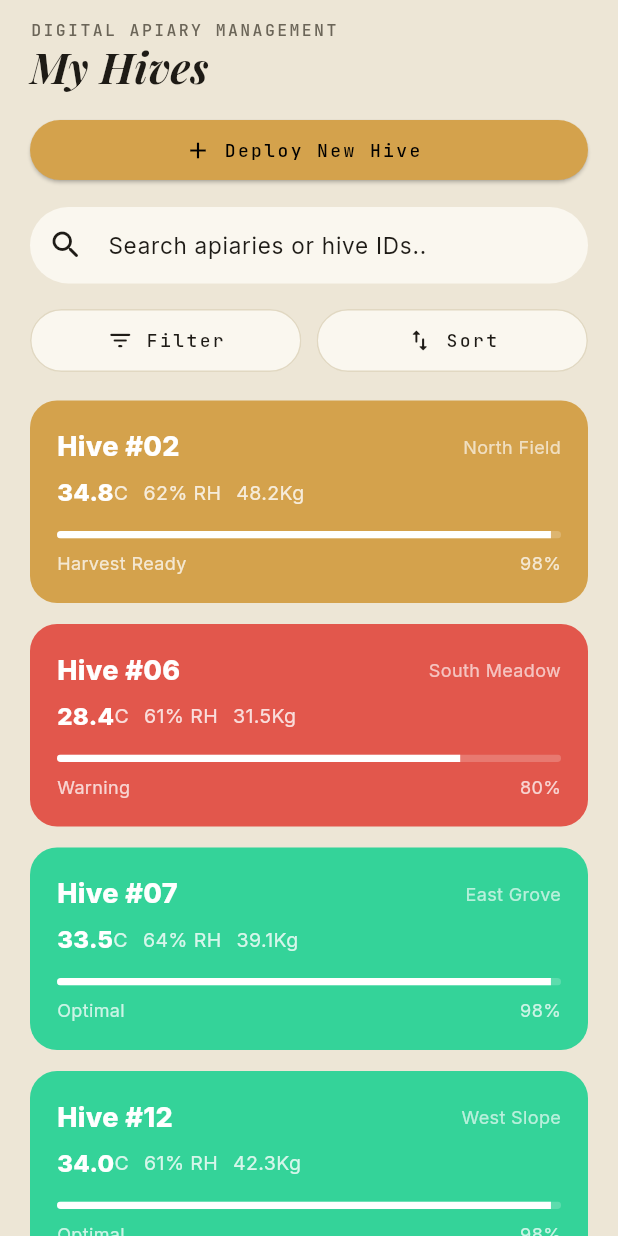
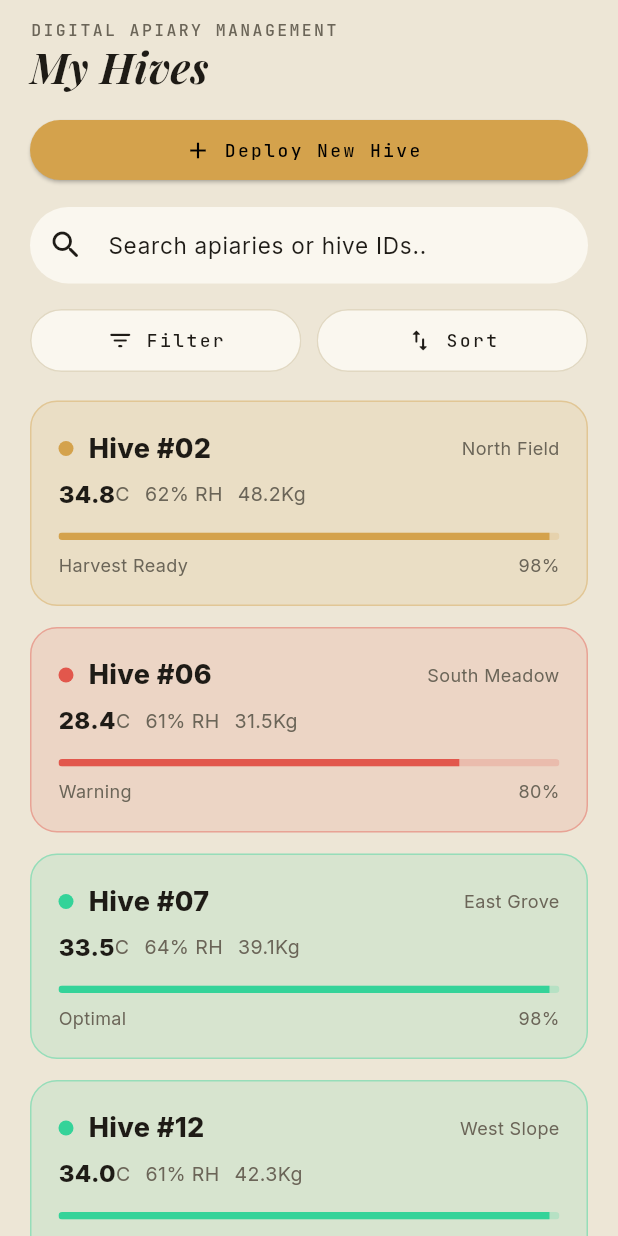
Before and after one commit to jome11/Yumm, a Flutter app: the _MyHivesBody screen opened directly, on a phone screen of 412 x 824 dp. Run offline on Flutter 3.47's test engine with Material 3 defaults, Android fonts, the phone set to English and light mode, and no system bars; our stand-ins replace equatable, fl_chart, flutter_bloc, flutter_map, google_fonts, latlong2 and 2 more; accounts and stored records are empty.

Commit message:
UI Fixes: Resolved icon colors, added status-based tinting to hive details, redesigned fleet cards, and fixed build errors

```diff
--- a/lib/views/widgets/hive_list_tile.dart
+++ b/lib/views/widgets/hive_list_tile.dart
@@ -11,7 +11,7 @@ class HiveListTile extends StatelessWidget {
   @override
   Widget build(BuildContext context) {
     final label = hiveStatusLabel(hive.status);
-    final bg = AppColors.statusColor(label);
+    final accent = AppColors.statusAccent(label);
 
     return InkWell(
       borderRadius: BorderRadius.circular(18),
@@ -19,28 +19,44 @@ class HiveListTile extends StatelessWidget {
       child: Container(
         margin: const EdgeInsets.only(bottom: 14),
         padding: const EdgeInsets.all(18),
-        decoration: BoxDecoration(color: bg, borderRadius: BorderRadius.circular(18)),
+        decoration: BoxDecoration(
+          color: accent.withOpacity(0.12),
+          borderRadius: BorderRadius.circular(18),
+          border: Border.all(color: accent.withOpacity(0.4)),
+        ),
         child: Column(
           crossAxisAlignment: CrossAxisAlignment.start,
           children: [
             Row(
-              mainAxisAlignment: MainAxisAlignment.spaceBetween,
               children: [
-                Text('Hive #${hive.id}',
-                    style: const TextStyle(color: Colors.white, fontSize: 18, fontWeight: FontWeight.w800)),
-                Text(hive.apiaryName, style: TextStyle(color: Colors.white.withOpacity(0.65), fontSize: 12)),
+                Container(
+                  width: 10,
+                  height: 10,
+                  decoration: BoxDecoration(color: accent, shape: BoxShape.circle),
+                ),
+                const SizedBox(width: 10),
+                Expanded(
+                  child: Row(
+                    mainAxisAlignment: MainAxisAlignment.spaceBetween,
+                    children: [
+                      Text('Hive #${hive.id}',
+                          style: TextStyle(color: AppColors.textPrimary(context), fontSize: 18, fontWeight: FontWeight.w800)),
+                      Text(hive.apiaryName, style: TextStyle(color: AppColors.textSecondary(context), fontSize: 12)),
+                    ],
+                  ),
+                ),
               ],
             ),
             const SizedBox(height: 6),
             Row(
               children: [
                 Text('${hive.temperatureCelsius}',
-                    style: const TextStyle(color: Colors.white, fontSize: 16, fontWeight: FontWeight.w800)),
-                Text('C', style: TextStyle(color: Colors.white.withOpacity(0.8), fontSize: 13)),
+                    style: TextStyle(color: AppColors.textPrimary(context), fontSize: 16, fontWeight: FontWeight.w800)),
+                Text('C', style: TextStyle(color: AppColors.textSecondary(context), fontSize: 13)),
                 const SizedBox(width: 10),
-                Text('${hive.humidityPercent}% RH', style: TextStyle(color: Colors.white.withOpacity(0.8), fontSize: 13)),
+                Text('${hive.humidityPercent}% RH', style: TextStyle(color: AppColors.textSecondary(context), fontSize: 13)),
                 const SizedBox(width: 10),
-                Text('${hive.weightKg}Kg', style: TextStyle(color: Colors.white.withOpacity(0.8), fontSize: 13)),
+                Text('${hive.weightKg}Kg', style: TextStyle(color: AppColors.textSecondary(context), fontSize: 13)),
               ],
             ),
             const SizedBox(height: 14),
@@ -49,16 +65,16 @@ class HiveListTile extends StatelessWidget {
               child: LinearProgressIndicator(
                 value: (hive.healthPercent / 100).clamp(0, 1),
                 minHeight: 5,
-                backgroundColor: Colors.white.withOpacity(0.2),
-                color: Colors.white,
+                backgroundColor: accent.withOpacity(0.2),
+                color: accent,
               ),
             ),
             const SizedBox(height: 8),
             Row(
               mainAxisAlignment: MainAxisAlignment.spaceBetween,
               children: [
-                Text(label, style: TextStyle(color: Colors.white.withOpacity(0.75), fontSize: 12)),
-                Text('${hive.healthPercent}%', style: TextStyle(color: Colors.white.withOpacity(0.75), fontSize: 12)),
+                Text(label, style: TextStyle(color: AppColors.textSecondary(context), fontSize: 12)),
+                Text('${hive.healthPercent}%', style: TextStyle(color: AppColors.textSecondary(context), fontSize: 12)),
               ],
             ),
           ],
```
Also changed, not shown: lib/views/hive_detail_screen.dart (+9 -5 lines), lib/views/overview_screen.dart (+45 -13 lines), lib/views/widgets/glass_card.dart (+12 -5 lines), 6 other files.
